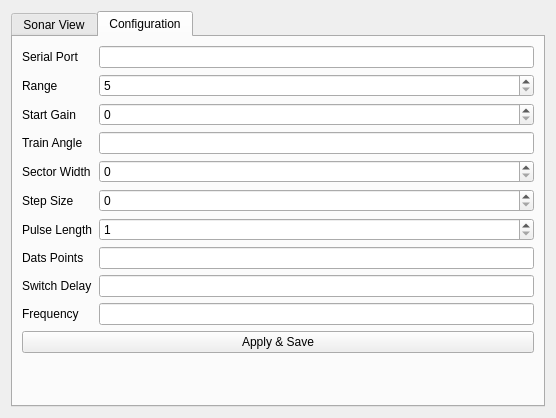
Before: the Qt Designer form Module_ScanningSonar/form.ui in iti-luebeck/HANSE2011, drawn with Qt 5.
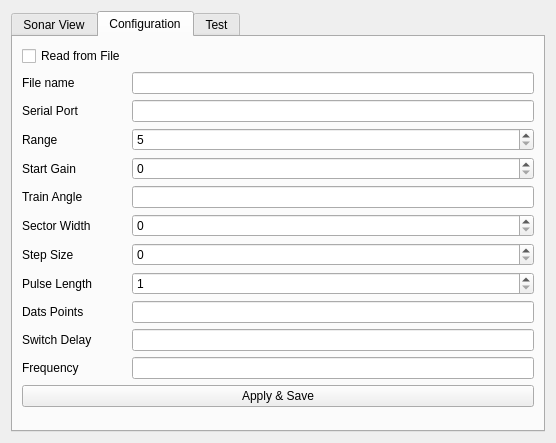
After: the same form once the commit is applied.

```diff
--- a/Module_ScanningSonar/form.ui
+++ b/Module_ScanningSonar/form.ui
@@ -7,7 +7,7 @@
     <x>0</x>
     <y>0</y>
     <width>556</width>
-    <height>418</height>
+    <height>443</height>
    </rect>
   </property>
   <property name="windowTitle">
@@ -15,7 +15,7 @@
   </property>
   <layout class="QGridLayout" name="gridLayout">
    <item row="0" column="0">
-    <widget class="QTabWidget" name="cfgTab">
+    <widget class="QTabWidget" name="test">
      <property name="currentIndex">
       <number>1</number>
      </property>
@@ -37,146 +37,223 @@
        <property name="fieldGrowthPolicy">
         <enum>QFormLayout::AllNonFixedFieldsGrow</enum>
        </property>
-       <item row="2" column="0">
+       <item row="6" column="0">
+        <widget class="QLabel" name="label_10">
+         <property name="text">
+          <string>Serial Port</string>
+         </property>
+        </widget>
+       </item>
+       <item row="6" column="1">
+        <widget class="QLineEdit" name="serialPort"/>
+       </item>
+       <item row="7" column="0">
         <widget class="QLabel" name="label">
          <property name="text">
           <string>Range</string>
          </property>
         </widget>
        </item>
-       <item row="4" column="0">
+       <item row="7" column="1">
+        <widget class="QSpinBox" name="range">
+         <property name="minimum">
+          <number>5</number>
+         </property>
+         <property name="maximum">
+          <number>50</number>
+         </property>
+         <property name="singleStep">
+          <number>5</number>
+         </property>
+        </widget>
+       </item>
+       <item row="9" column="0">
         <widget class="QLabel" name="label_2">
          <property name="text">
           <string>Start Gain</string>
          </property>
         </widget>
        </item>
-       <item row="5" column="0">
+       <item row="9" column="1">
+        <widget class="QSpinBox" name="gain">
+         <property name="maximum">
+          <number>40</number>
+         </property>
+        </widget>
+       </item>
+       <item row="10" column="0">
         <widget class="QLabel" name="label_3">
          <property name="text">
           <string>Train Angle</string>
          </property>
         </widget>
        </item>
-       <item row="5" column="1">
+       <item row="10" column="1">
         <widget class="QLineEdit" name="trainAngle"/>
        </item>
-       <item row="7" column="0">
+       <item row="12" column="0">
         <widget class="QLabel" name="label_4">
          <property name="text">
           <string>Sector Width</string>
          </property>
         </widget>
        </item>
-       <item row="8" column="0">
+       <item row="12" column="1">
+        <widget class="QSpinBox" name="sectorWidth">
+         <property name="maximum">
+          <number>360</number>
+         </property>
+         <property name="singleStep">
+          <number>3</number>
+         </property>
+        </widget>
+       </item>
+       <item row="13" column="0">
         <widget class="QLabel" name="label_5">
          <property name="text">
           <string>Step Size</string>
          </property>
         </widget>
        </item>
-       <item row="10" column="0">
+       <item row="13" column="1">
+        <widget class="QSpinBox" name="stepSize">
+         <property name="maximum">
+          <number>6</number>
+         </property>
+         <property name="singleStep">
+          <number>3</number>
+         </property>
+        </widget>
+       </item>
+       <item row="15" column="0">
         <widget class="QLabel" name="label_6">
          <property name="text">
           <string>Pulse Length</string>
          </property>
         </widget>
        </item>
-       <item row="11" column="0">
+       <item row="15" column="1">
+        <widget class="QSpinBox" name="pulseLength">
+         <property name="minimum">
+          <number>1</number>
+         </property>
+         <property name="maximum">
+          <number>252</number>
+         </property>
+        </widget>
+       </item>
+       <item row="16" column="0">
         <widget class="QLabel" name="label_7">
          <property name="text">
           <string>Dats Points</string>
          </property>
         </widget>
        </item>
-       <item row="12" column="0">
+       <item row="16" column="1">
+        <widget class="QLineEdit" name="dataPoints"/>
+       </item>
+       <item row="17" column="0">
         <widget class="QLabel" name="label_8">
          <property name="text">
           <string>Switch Delay</string>
          </property>
         </widget>
        </item>
-       <item row="12" column="1">
+       <item row="17" column="1">
         <widget class="QLineEdit" name="switchDelay"/>
        </item>
-       <item row="11" column="1">
-        <widget class="QLineEdit" name="dataPoints"/>
-       </item>
-       <item row="13" column="0">
+       <item row="18" column="0">
         <widget class="QLabel" name="label_9">
          <property name="text">
           <string>Frequency</string>
          </property>
         </widget>
        </item>
-       <item row="13" column="1">
+       <item row="18" column="1">
         <widget class="QLineEdit" name="frequency"/>
        </item>
-       <item row="14" column="0" colspan="2">
+       <item row="19" column="0" colspan="2">
         <widget class="QPushButton" name="save">
          <property name="text">
           <string>Apply &amp;&amp; Save</string>
          </property>
         </widget>
        </item>
-       <item row="2" column="1">
-        <widget class="QSpinBox" name="range">
-         <property name="minimum">
-          <number>5</number>
-         </property>
-         <property name="maximum">
-          <number>50</number>
-         </property>
-         <property name="singleStep">
-          <number>5</number>
-         </property>
-        </widget>
-       </item>
        <item row="4" column="1">
-        <widget class="QSpinBox" name="gain">
-         <property name="maximum">
-          <number>40</number>
-         </property>
-        </widget>
+        <widget class="QLineEdit" name="fileName"/>
        </item>
-       <item row="7" column="1">
-        <widget class="QSpinBox" name="sectorWidth">
-         <property name="maximum">
-          <number>360</number>
+       <item row="4" column="0">
+        <widget class="QLabel" name="label_11">
+         <property name="text">
+          <string>File name</string>
          </property>
-         <property name="singleStep">
-          <number>3</number>
-         </property>
         </widget>
        </item>
-       <item row="8" column="1">
-        <widget class="QSpinBox" name="stepSize">
-         <property name="maximum">
-          <number>6</number>
+       <item row="3" column="0">
+        <widget class="QCheckBox" name="checkBox">
+         <property name="text">
+          <string>Read from File</string>
          </property>
-         <property name="singleStep">
-          <number>3</number>
-         </property>
         </widget>
        </item>
-       <item row="10" column="1">
-        <widget class="QSpinBox" name="pulseLength">
-         <property name="minimum">
-          <number>1</number>
+      </layout>
+     </widget>
+     <widget class="QWidget" name="tab_3">
+      <attribute name="title">
+       <string>Test</string>
+      </attribute>
+      <layout class="QGridLayout" name="gridLayout_3">
+       <item row="0" column="0">
+        <widget class="QScrollArea" name="scrollArea">
+         <property name="verticalScrollBarPolicy">
+          <enum>Qt::ScrollBarAlwaysOn</enum>
          </property>
-         <property name="maximum">
-          <number>252</number>
+         <property name="horizontalScrollBarPolicy">
+          <enum>Qt::ScrollBarAlwaysOn</enum>
          </property>
-        </widget>
-       </item>
-       <item row="1" column="1">
-        <widget class="QLineEdit" name="serialPort"/>
-       </item>
-       <item row="1" column="0">
-        <widget class="QLabel" name="label_10">
-         <property name="text">
-          <string>Serial Port</string>
+         <property name="widgetResizable">
+          <bool>true</bool>
          </property>
+         <widget class="QWidget" name="scrollAreaWidgetContents">
+          <property name="geometry">
+           <rect>
+            <x>0</x>
+            <y>0</y>
+            <width>509</width>
+            <height>374</height>
+           </rect>
+          </property>
+          <widget class="QTextEdit" name="textEdit">
+           <property name="geometry">
+            <rect>
+             <x>20</x>
+             <y>10</y>
+             <width>261</width>
+             <height>231</height>
+            </rect>
+           </property>
+          </widget>
+          <widget class="QDateEdit" name="dateEdit">
+           <property name="geometry">
+            <rect>
+             <x>120</x>
+             <y>290</y>
+             <width>110</width>
+             <height>25</height>
+            </rect>
+           </property>
+          </widget>
+          <widget class="QTextEdit" name="textEdit_2">
+           <property name="geometry">
+            <rect>
+             <x>270</x>
+             <y>240</y>
+             <width>181</width>
+             <height>191</height>
+            </rect>
+           </property>
+          </widget>
+         </widget>
         </widget>
        </item>
       </layout>
```
